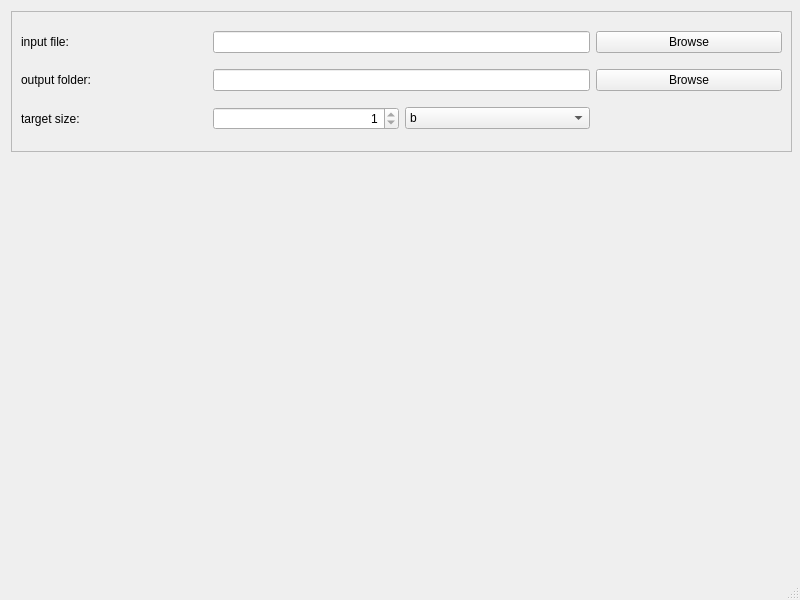
The window that mainwindow.ui (rkc137/spamfile-gui) describes before a commit, drawn with Qt 5.
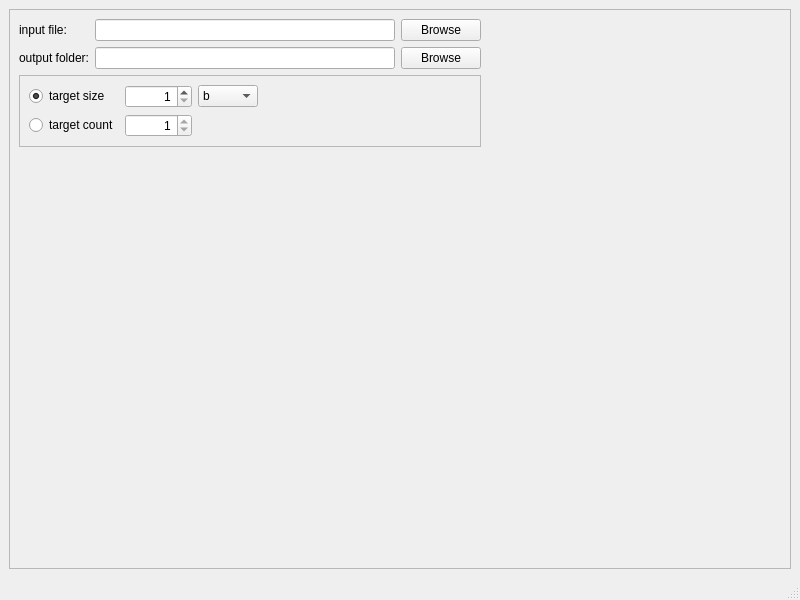
The same window after the commit.

Commit message: folder input

```diff
--- a/mainwindow.ui
+++ b/mainwindow.ui
@@ -14,74 +14,51 @@
    <string>MainWindow</string>
   </property>
   <widget class="QWidget" name="centralwidget">
-   <widget class="QFrame" name="frame">
-    <property name="geometry">
-     <rect>
-      <x>11</x>
-      <y>11</y>
-      <width>781</width>
-      <height>141</height>
-     </rect>
-    </property>
+   <layout class="QGridLayout" name="gridLayout_3">
+    <item row="0" column="1">
+     <widget class="QFrame" name="frame_3">
     <property name="frameShape">
      <enum>QFrame::Shape::StyledPanel</enum>
     </property>
     <property name="frameShadow">
      <enum>QFrame::Shadow::Raised</enum>
     </property>
-    <layout class="QGridLayout" name="gridLayout">
-     <item row="0" column="0">
-      <widget class="QLabel" name="label">
-       <property name="text">
-        <string>input file:</string>
-       </property>
-      </widget>
-     </item>
-     <item row="1" column="0">
-      <widget class="QLabel" name="label_2">
-       <property name="text">
-        <string>output folder:</string>
-       </property>
-      </widget>
-     </item>
-     <item row="0" column="3">
-      <widget class="QPushButton" name="open_input_file">
-       <property name="text">
-        <string>Browse</string>
-       </property>
-      </widget>
-     </item>
-     <item row="1" column="3">
-      <widget class="QPushButton" name="open_output_folder">
-       <property name="text">
-        <string>Browse</string>
-       </property>
-      </widget>
-     </item>
-     <item row="2" column="0">
-      <widget class="QLabel" name="label_3">
-       <property name="text">
-        <string>target size:</string>
-       </property>
-      </widget>
-     </item>
-     <item row="2" column="1">
-      <widget class="QSpinBox" name="target_size_number">
-       <property name="alignment">
-        <set>Qt::AlignmentFlag::AlignRight|Qt::AlignmentFlag::AlignTrailing|Qt::AlignmentFlag::AlignVCenter</set>
-       </property>
-       <property name="minimum">
-        <number>1</number>
-       </property>
-       <property name="maximum">
-        <number>1</number>
-       </property>
-      </widget>
-     </item>
-     <item row="2" column="2">
+      <layout class="QGridLayout" name="gridLayout_4">
+       <item row="3" column="0">
+        <spacer name="verticalSpacer">
+         <property name="orientation">
+          <enum>Qt::Orientation::Vertical</enum>
+         </property>
+         <property name="sizeHint" stdset="0">
+          <size>
+           <width>20</width>
+           <height>40</height>
+          </size>
+         </property>
+        </spacer>
+       </item>
+       <item row="1" column="1">
+        <widget class="QLineEdit" name="output_folder"/>
+       </item>
+       <item row="2" column="0" colspan="3">
+        <widget class="QFrame" name="frame_2">
+         <property name="frameShape">
+          <enum>QFrame::Shape::StyledPanel</enum>
+         </property>
+         <property name="frameShadow">
+          <enum>QFrame::Shadow::Raised</enum>
+         </property>
+         <layout class="QGridLayout" name="gridLayout_2">
+          <item row="0" column="2">
       <widget class="QComboBox" name="target_size_measurement">
+            <property name="minimumSize">
+             <size>
+              <width>60</width>
+              <height>0</height>
+             </size>
+            </property>
        <property name="currentText">
-        <string>mb</string>
+             <string>b</string>
        </property>
        <item>
         <property name="text">
@@ -105,14 +82,116 @@
        </item>
       </widget>
      </item>
-     <item row="0" column="1" colspan="2">
+          <item row="0" column="0">
+           <widget class="QRadioButton" name="radioButton">
+            <property name="text">
+             <string>target size</string>
+            </property>
+            <property name="checked">
+             <bool>true</bool>
+            </property>
+           </widget>
+          </item>
+          <item row="1" column="0">
+           <widget class="QRadioButton" name="radioButton_2">
+            <property name="text">
+             <string>target count</string>
+            </property>
+           </widget>
+          </item>
+          <item row="1" column="1">
+           <widget class="QSpinBox" name="target_size_number_2">
+            <property name="alignment">
+             <set>Qt::AlignmentFlag::AlignRight|Qt::AlignmentFlag::AlignTrailing|Qt::AlignmentFlag::AlignVCenter</set>
+            </property>
+            <property name="minimum">
+             <number>1</number>
+            </property>
+            <property name="maximum">
+             <number>1</number>
+            </property>
+           </widget>
+          </item>
+          <item row="0" column="1">
+           <widget class="QSpinBox" name="target_size_number">
+            <property name="alignment">
+             <set>Qt::AlignmentFlag::AlignRight|Qt::AlignmentFlag::AlignTrailing|Qt::AlignmentFlag::AlignVCenter</set>
+            </property>
+            <property name="minimum">
+             <number>1</number>
+            </property>
+            <property name="maximum">
+             <number>1000000011</number>
+            </property>
+            <property name="value">
+             <number>1</number>
+            </property>
+           </widget>
+          </item>
+          <item row="0" column="5">
+           <spacer name="horizontalSpacer">
+            <property name="orientation">
+             <enum>Qt::Orientation::Horizontal</enum>
+            </property>
+            <property name="sizeHint" stdset="0">
+             <size>
+              <width>40</width>
+              <height>20</height>
+             </size>
+            </property>
+           </spacer>
+          </item>
+         </layout>
+        </widget>
+       </item>
+       <item row="1" column="2">
+        <widget class="QPushButton" name="open_output_folder">
+         <property name="text">
+          <string>Browse</string>
+         </property>
+        </widget>
+       </item>
+       <item row="1" column="0">
+        <widget class="QLabel" name="label_2">
+         <property name="text">
+          <string>output folder:</string>
+         </property>
+        </widget>
+       </item>
+       <item row="0" column="2">
+        <widget class="QPushButton" name="open_input_file">
+         <property name="text">
+          <string>Browse</string>
+         </property>
+        </widget>
+       </item>
+       <item row="0" column="1">
       <widget class="QLineEdit" name="input_file"/>
      </item>
-     <item row="1" column="1" colspan="2">
-      <widget class="QLineEdit" name="output_folder"/>
-     </item>
-    </layout>
-   </widget>
+       <item row="0" column="0">
+        <widget class="QLabel" name="label">
+         <property name="text">
+          <string>input file:</string>
+         </property>
+        </widget>
+       </item>
+       <item row="0" column="3">
+        <spacer name="horizontalSpacer_2">
+         <property name="orientation">
+          <enum>Qt::Orientation::Horizontal</enum>
+         </property>
+         <property name="sizeHint" stdset="0">
+          <size>
+           <width>40</width>
+           <height>20</height>
+          </size>
+         </property>
+        </spacer>
+       </item>
+      </layout>
+     </widget>
+    </item>
+   </layout>
   </widget>
   <widget class="QMenuBar" name="menubar">
    <property name="geometry">
```
Lines whose indentation alone changed are shown as unchanged. The commit also changes 2 other files.
